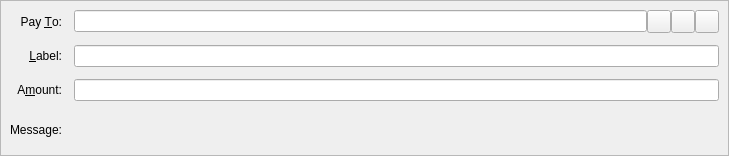
Above: src/qt/forms/sendcoinsentry.ui from camenlx/dystem-core before the change. Below: the same form after it.
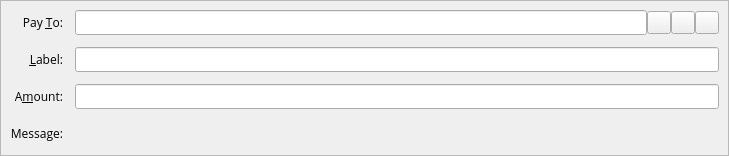
That is the form after the change. Icons and pictures are not drawn. Custom widgets are drawn as their Qt base class.

Commit message: Added open sans as the font on all screens

```diff
--- a/src/qt/forms/sendcoinsentry.ui
+++ b/src/qt/forms/sendcoinsentry.ui
@@ -32,6 +32,11 @@
     </property>
     <item row="0" column="0">
      <widget class="QLabel" name="payToLabel">
+      <property name="font">
+       <font>
+        <family>Open Sans</family>
+       </font>
+      </property>
       <property name="text">
        <string>Pay &amp;To:</string>
       </property>
@@ -50,6 +55,11 @@
       </property>
       <item>
        <widget class="QValidatedLineEdit" name="payTo">
+        <property name="font">
+         <font>
+          <family>Open Sans</family>
+         </font>
+        </property>
         <property name="toolTip">
          <string>The DYSTEM address to send the payment to</string>
         </property>
@@ -57,6 +67,11 @@
       </item>
       <item>
        <widget class="QToolButton" name="addressBookButton">
+        <property name="font">
+         <font>
+          <family>Open Sans</family>
+         </font>
+        </property>
         <property name="toolTip">
          <string>Choose previously used address</string>
         </property>
@@ -74,6 +89,11 @@
       </item>
       <item>
        <widget class="QToolButton" name="pasteButton">
+        <property name="font">
+         <font>
+          <family>Open Sans</family>
+         </font>
+        </property>
         <property name="toolTip">
          <string>Paste address from clipboard</string>
         </property>
@@ -91,6 +111,11 @@
       </item>
       <item>
        <widget class="QToolButton" name="deleteButton">
+        <property name="font">
+         <font>
+          <family>Open Sans</family>
+         </font>
+        </property>
         <property name="toolTip">
          <string>Remove this entry</string>
         </property>
@@ -107,6 +132,11 @@
     </item>
     <item row="1" column="0">
      <widget class="QLabel" name="labelLabel">
+      <property name="font">
+       <font>
+        <family>Open Sans</family>
+       </font>
+      </property>
       <property name="text">
        <string>&amp;Label:</string>
       </property>
@@ -120,6 +150,11 @@
     </item>
     <item row="1" column="1">
      <widget class="QLineEdit" name="addAsLabel">
+      <property name="font">
+       <font>
+        <family>Open Sans</family>
+       </font>
+      </property>
       <property name="toolTip">
        <string>Enter a label for this address to add it to the list of used addresses</string>
       </property>
@@ -127,6 +162,11 @@
     </item>
     <item row="2" column="0">
      <widget class="QLabel" name="amountLabel">
+      <property name="font">
+       <font>
+        <family>Open Sans</family>
+       </font>
+      </property>
       <property name="text">
        <string>A&amp;mount:</string>
       </property>
@@ -139,10 +179,21 @@
      </widget>
     </item>
     <item row="2" column="1">
-     <widget class="BitcoinAmountField" name="payAmount"/>
+     <widget class="BitcoinAmountField" name="payAmount">
+      <property name="font">
+       <font>
+        <family>Open Sans</family>
+       </font>
+      </property>
+     </widget>
     </item>
     <item row="3" column="0">
      <widget class="QLabel" name="messageLabel">
+      <property name="font">
+       <font>
+        <family>Open Sans</family>
+       </font>
+      </property>
       <property name="text">
        <string>Message:</string>
       </property>
@@ -153,6 +204,11 @@
     </item>
     <item row="3" column="1">
      <widget class="QLabel" name="messageTextLabel">
+      <property name="font">
+       <font>
+        <family>Open Sans</family>
+       </font>
+      </property>
       <property name="toolTip">
        <string>A message that was attached to the DYSTEM: URI which will be stored with the transaction for your reference. Note: This message will not be sent over the DYSTEM network.</string>
       </property>
```
Left out of the diff: 1 changed line with no effect on the pictures. The commit also changes 21 other files.
